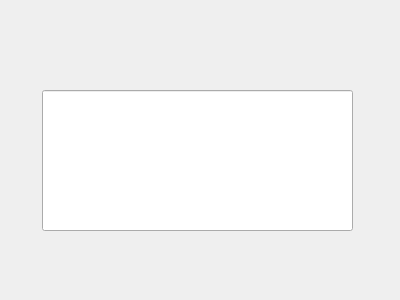
athenabjorg/sacr, file computerwindow.ui: the form before one commit.
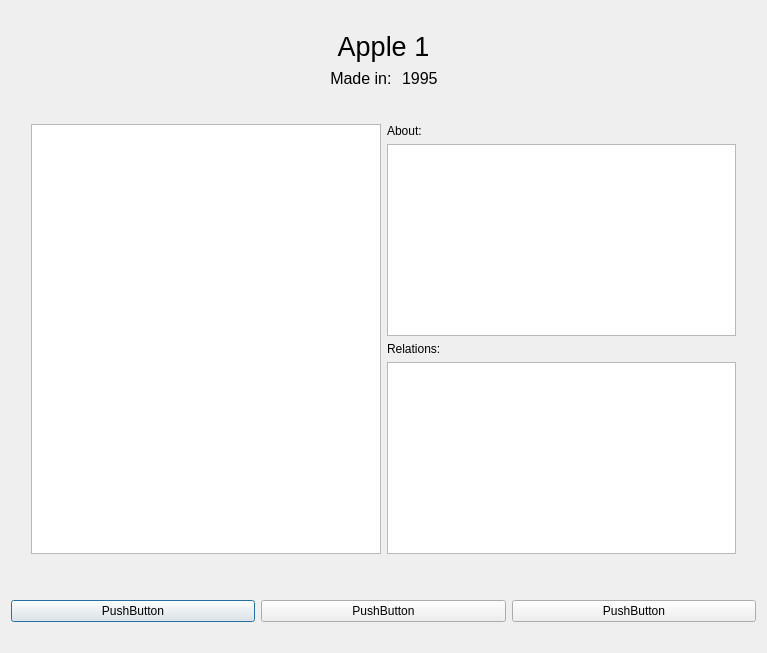
The form after the commit.

```diff
--- a/computerwindow.ui
+++ b/computerwindow.ui
@@ -6,23 +6,270 @@
    <rect>
     <x>0</x>
     <y>0</y>
-    <width>400</width>
-    <height>300</height>
+    <width>767</width>
+    <height>653</height>
    </rect>
   </property>
   <property name="windowTitle">
    <string>Dialog</string>
   </property>
-  <widget class="QLineEdit" name="lineEdit">
-   <property name="geometry">
-    <rect>
-     <x>42</x>
-     <y>90</y>
-     <width>311</width>
-     <height>141</height>
-    </rect>
-   </property>
-  </widget>
+  <layout class="QVBoxLayout" name="verticalLayout">
+   <item>
+    <spacer name="verticalSpacer">
+     <property name="orientation">
+      <enum>Qt::Vertical</enum>
+     </property>
+     <property name="sizeType">
+      <enum>QSizePolicy::Fixed</enum>
+     </property>
+     <property name="sizeHint" stdset="0">
+      <size>
+       <width>20</width>
+       <height>20</height>
+      </size>
+     </property>
+    </spacer>
+   </item>
+   <item>
+    <layout class="QHBoxLayout" name="horizontalLayout_6">
+     <item>
+      <widget class="QLabel" name="label_10">
+       <property name="font">
+        <font>
+         <pointsize>20</pointsize>
+        </font>
+       </property>
+       <property name="layoutDirection">
+        <enum>Qt::LeftToRight</enum>
+       </property>
+       <property name="text">
+        <string>Apple 1</string>
+       </property>
+       <property name="alignment">
+        <set>Qt::AlignCenter</set>
+       </property>
+      </widget>
+     </item>
+    </layout>
+   </item>
+   <item>
+    <layout class="QHBoxLayout" name="horizontalLayout_8">
+     <item>
+      <spacer name="horizontalSpacer_8">
+       <property name="orientation">
+        <enum>Qt::Horizontal</enum>
+       </property>
+       <property name="sizeType">
+        <enum>QSizePolicy::Expanding</enum>
+       </property>
+       <property name="sizeHint" stdset="0">
+        <size>
+         <width>150</width>
+         <height>20</height>
+        </size>
+       </property>
+      </spacer>
+     </item>
+     <item>
+      <widget class="QLabel" name="label_11">
+       <property name="font">
+        <font>
+         <pointsize>12</pointsize>
+        </font>
+       </property>
+       <property name="text">
+        <string>Made in: </string>
+       </property>
+       <property name="alignment">
+        <set>Qt::AlignRight|Qt::AlignTrailing|Qt::AlignVCenter</set>
+       </property>
+      </widget>
+     </item>
+     <item>
+      <widget class="QLabel" name="label_12">
+       <property name="font">
+        <font>
+         <pointsize>12</pointsize>
+        </font>
+       </property>
+       <property name="text">
+        <string>1995</string>
+       </property>
+      </widget>
+     </item>
+     <item>
+      <spacer name="horizontalSpacer_10">
+       <property name="orientation">
+        <enum>Qt::Horizontal</enum>
+       </property>
+       <property name="sizeType">
+        <enum>QSizePolicy::MinimumExpanding</enum>
+       </property>
+       <property name="sizeHint" stdset="0">
+        <size>
+         <width>150</width>
+         <height>20</height>
+        </size>
+       </property>
+      </spacer>
+     </item>
+    </layout>
+   </item>
+   <item>
+    <spacer name="verticalSpacer_4">
+     <property name="orientation">
+      <enum>Qt::Vertical</enum>
+     </property>
+     <property name="sizeHint" stdset="0">
+      <size>
+       <width>20</width>
+       <height>7</height>
+      </size>
+     </property>
+    </spacer>
+   </item>
+   <item>
+    <layout class="QHBoxLayout" name="horizontalLayout_5">
+     <item>
+      <spacer name="horizontalSpacer_6">
+       <property name="orientation">
+        <enum>Qt::Horizontal</enum>
+       </property>
+       <property name="sizeType">
+        <enum>QSizePolicy::Fixed</enum>
+       </property>
+       <property name="sizeHint" stdset="0">
+        <size>
+         <width>20</width>
+         <height>20</height>
+        </size>
+       </property>
+      </spacer>
+     </item>
+     <item>
+      <widget class="QTextBrowser" name="textBrowser_3">
+       <property name="enabled">
+        <bool>true</bool>
+       </property>
+       <property name="sizePolicy">
+        <sizepolicy hsizetype="MinimumExpanding" vsizetype="MinimumExpanding">
+         <horstretch>0</horstretch>
+         <verstretch>0</verstretch>
+        </sizepolicy>
+       </property>
+      </widget>
+     </item>
+     <item>
+      <layout class="QVBoxLayout" name="verticalLayout_3">
+       <item>
+        <widget class="QLabel" name="label_8">
+         <property name="text">
+          <string>About:</string>
+         </property>
+        </widget>
+       </item>
+       <item>
+        <widget class="QTextBrowser" name="textBrowser_4">
+         <property name="sizePolicy">
+          <sizepolicy hsizetype="MinimumExpanding" vsizetype="MinimumExpanding">
+           <horstretch>0</horstretch>
+           <verstretch>0</verstretch>
+          </sizepolicy>
+         </property>
+        </widget>
+       </item>
+       <item>
+        <widget class="QLabel" name="label_9">
+         <property name="text">
+          <string>Relations:</string>
+         </property>
+        </widget>
+       </item>
+       <item>
+        <widget class="QListWidget" name="listWidget_2">
+         <property name="sizePolicy">
+          <sizepolicy hsizetype="MinimumExpanding" vsizetype="Minimum">
+           <horstretch>0</horstretch>
+           <verstretch>0</verstretch>
+          </sizepolicy>
+         </property>
+        </widget>
+       </item>
+      </layout>
+     </item>
+     <item>
+      <spacer name="horizontalSpacer_7">
+       <property name="orientation">
+        <enum>Qt::Horizontal</enum>
+       </property>
+       <property name="sizeType">
+        <enum>QSizePolicy::Fixed</enum>
+       </property>
+       <property name="sizeHint" stdset="0">
+        <size>
+         <width>20</width>
+         <height>20</height>
+        </size>
+       </property>
+      </spacer>
+     </item>
+    </layout>
+   </item>
+   <item>
+    <spacer name="verticalSpacer_3">
+     <property name="orientation">
+      <enum>Qt::Vertical</enum>
+     </property>
+     <property name="sizeHint" stdset="0">
+      <size>
+       <width>20</width>
+       <height>40</height>
+      </size>
+     </property>
+    </spacer>
+   </item>
+   <item>
+    <layout class="QHBoxLayout" name="horizontalLayout_7">
+     <item>
+      <widget class="QPushButton" name="pushButton_4">
+       <property name="text">
+        <string>PushButton</string>
+       </property>
+      </widget>
+     </item>
+     <item>
+      <widget class="QPushButton" name="pushButton_5">
+       <property name="text">
+        <string>PushButton</string>
+       </property>
+      </widget>
+     </item>
+     <item>
+      <widget class="QPushButton" name="pushButton_6">
+       <property name="text">
+        <string>PushButton</string>
+       </property>
+      </widget>
+     </item>
+    </layout>
+   </item>
+   <item>
+    <spacer name="verticalSpacer_2">
+     <property name="orientation">
+      <enum>Qt::Vertical</enum>
+     </property>
+     <property name="sizeType">
+      <enum>QSizePolicy::Fixed</enum>
+     </property>
+     <property name="sizeHint" stdset="0">
+      <size>
+       <width>20</width>
+       <height>20</height>
+      </size>
+     </property>
+    </spacer>
+   </item>
+  </layout>
  </widget>
  <resources/>
  <connections/>
```
